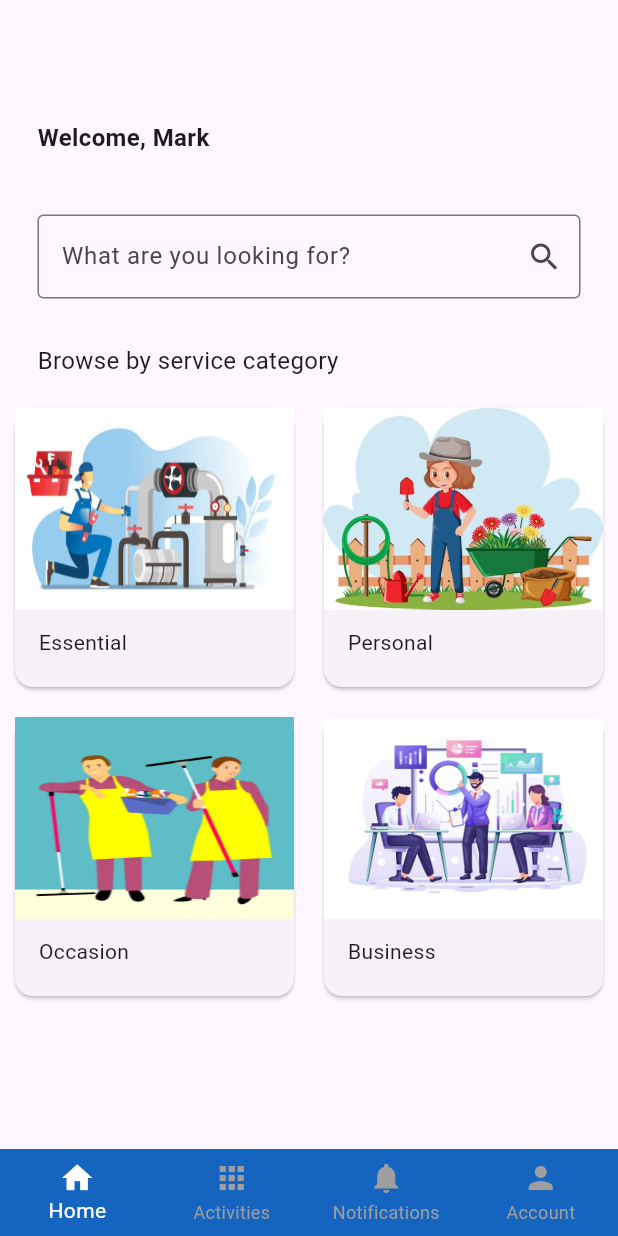
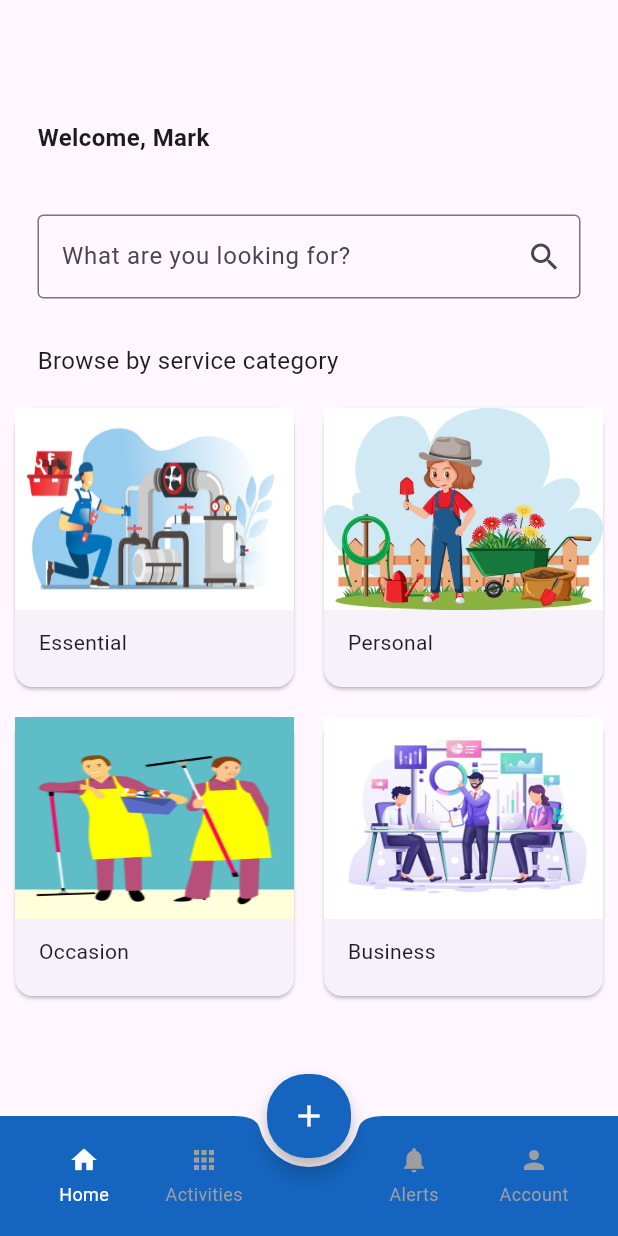
Before and after one commit to vsaran93/flutter_ido_app, a Flutter app: the MainNavigator screen opened directly, on a phone screen of 412 x 824 dp. Run offline on Flutter 3.47's test engine with Material 3 defaults, Android fonts, the phone set to English and light mode, and no system bars; our stand-ins replace pin_code_fields; missing offline and left inert: dart:ffi.

Commit message:
bottom nav bar changes

```diff
--- a/lib/main_navigator.dart
+++ b/lib/main_navigator.dart
@@ -28,7 +28,6 @@ class MainNavigator extends StatefulWidget {
 
 
 class _MainNavigator extends State<MainNavigator> {
-  final tabs = [ HomeScreen(), ActivitiesScreen(), NotificationScreen(), AccountScreen() ];
   int currentPageIndex = 0;
 
   Map<int, GlobalKey<NavigatorState>>navigatorKeys = {
@@ -51,6 +50,38 @@ class _MainNavigator extends State<MainNavigator> {
     );
   }
 
+  Widget _buildNavItem({required IconData icon, required String label, required int index}) {
+    return GestureDetector(
+      onTap: () {
+        setState(() {
+          currentPageIndex = index;
+        });
+      },
+      child: Container(
+        width: 60,
+        height: double.infinity,
+        child: Column(
+          mainAxisSize: MainAxisSize.min,
+          mainAxisAlignment: MainAxisAlignment.center,
+          children: [
+            Icon(
+              icon,
+              size: 20,
+              color: currentPageIndex == index ? Colors.white : Colors.grey
+            ),
+            SizedBox(height: 4,),
+            Text(
+              label,
+              style: TextStyle(
+                fontSize: 12,
+                color: currentPageIndex == index ? Colors.white : Colors.grey
+              ),
+            )
+          ],)
+      ),
+    );
+  }
+
   @override
   Widget build(BuildContext context) {
     return Scaffold(
@@ -58,9 +89,9 @@ class _MainNavigator extends State<MainNavigator> {
         child: PopScope(
           onPopInvoked: (didPop) {
             if(!didPop) {
-              final context1 = navigatorKeys[currentPageIndex]?.currentContext;
-              if (context1 != null) {
-                Navigator.maybePop(context1);
+              final currentNavigationState = navigatorKeys[currentPageIndex]?.currentState;
+              if (currentNavigationState?.canPop() ?? false) {
+                currentNavigationState?.pop();
               }
             }
           },
@@ -75,39 +106,35 @@ class _MainNavigator extends State<MainNavigator> {
           )
         )
       ),
-      bottomNavigationBar: Container(
-        child: BottomNavigationBar(
-          backgroundColor: Colors.blue.shade800,
-          currentIndex: currentPageIndex,
-          unselectedItemColor: Colors.grey,
-          selectedItemColor: Colors.white,
-          type: BottomNavigationBarType.fixed,
-          elevation: 0,
-          onTap: (int index) {
-            setState(() {
-              currentPageIndex = index;
-            });
-          },
-          items: const<BottomNavigationBarItem> [
-          BottomNavigationBarItem(
-              icon: Icon(Icons.home),
-              label: 'Home'
-          ),
-          BottomNavigationBarItem(
-              icon: Icon(Icons.apps),
-              label: 'Activities'
-          ),
-          BottomNavigationBarItem(
-            icon: Icon(Icons.notifications),
-            label: 'Notifications'
-          ),
-          BottomNavigationBarItem(
-            icon: Icon(Icons.person),
-            label: 'Account'
-          )
-          ],
+      floatingActionButton: FloatingActionButton(
+        onPressed: () {},
+        backgroundColor: Colors.blue.shade800, // Button background color
+        foregroundColor: Colors.white,  // Icon color
+        elevation: 6,
+        child: const Icon(Icons.add),
+        shape: RoundedRectangleBorder(
+          borderRadius: BorderRadius.circular(26), // Custom rounded shape
         ),
       ),
+      floatingActionButtonLocation: FloatingActionButtonLocation.centerDocked,
+      bottomNavigationBar: BottomAppBar(
+          shape: const CircularNotchedRectangle(),
+          notchMargin: 6, // Space between button and bar
+          color: Colors.blue.shade800,
+          child: SizedBox(
+            height: 64,
+            child: Row(
+              mainAxisAlignment: MainAxisAlignment.spaceAround,
+              children:  [
+                _buildNavItem(icon: Icons.home, label: 'Home', index: 0),
+                _buildNavItem(icon: Icons.apps, label: 'Activities', index: 1),
+                const SizedBox(width: 40),
+                _buildNavItem(icon: Icons.notifications, label: 'Alerts', index: 2),
+                _buildNavItem(icon: Icons.person, label: 'Account', index: 3),
+                ],
+            )
+        ),
+        )
     );
   }
 }
```
